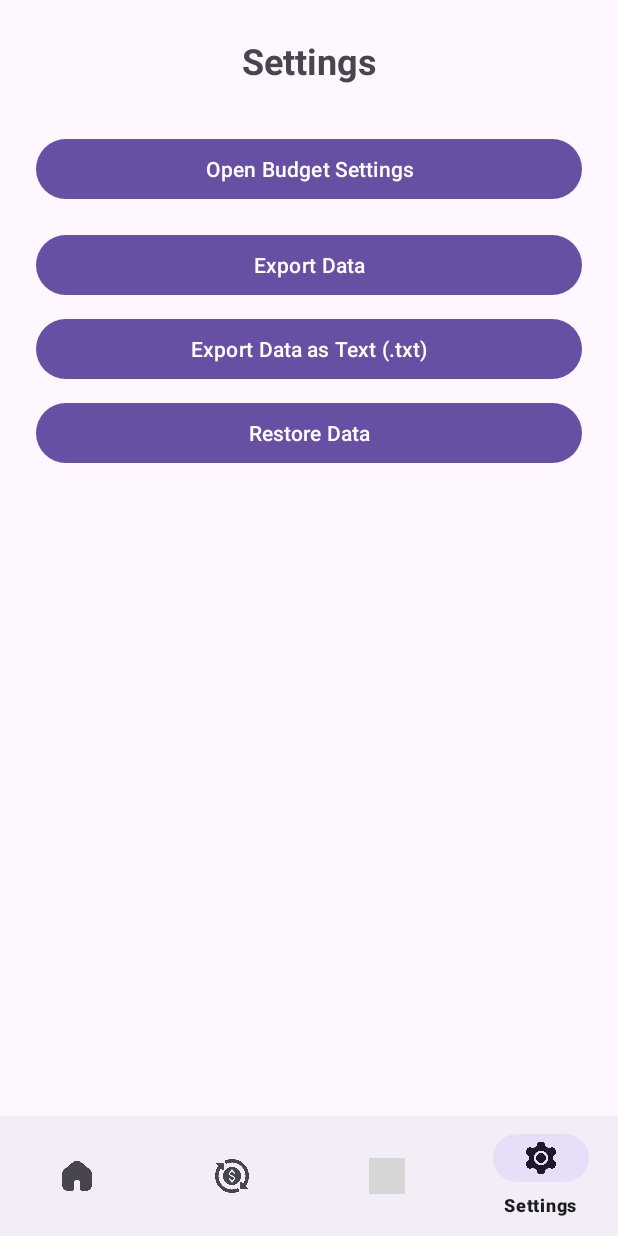
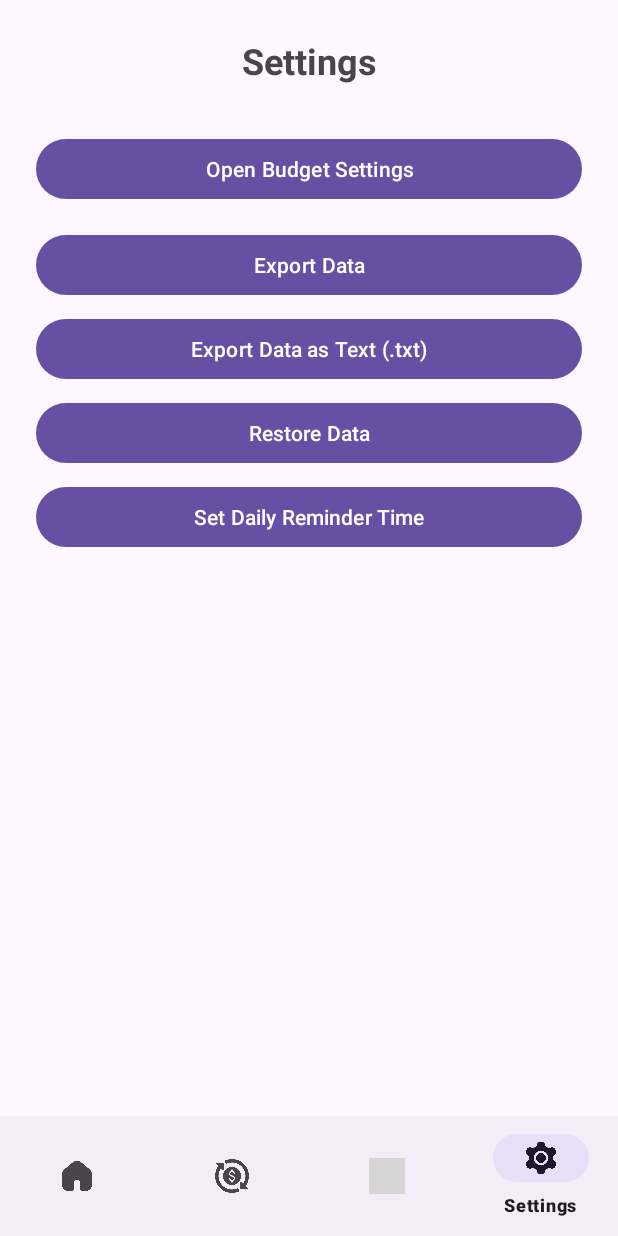
Before and after one commit to dialgolum/Trakcoin, an Android app: the SettingsFragment screen opened through its navigation route, on a phone screen of 412 x 824 dp. Run offline under Robolectric (Android 15) with nearby library versions, the light colour scheme and no system bars; our stand-ins replace navigation-ui; grey boxes are pictures that could not be loaded.

Commit message:
all features done

```diff
--- a/app/src/main/AndroidManifest.xml
+++ b/app/src/main/AndroidManifest.xml
@@ -2,6 +2,7 @@
 <manifest xmlns:android="http://schemas.android.com/apk/res/android"
     xmlns:tools="http://schemas.android.com/tools">
 
+    <uses-permission android:name="android.permission.POST_NOTIFICATIONS" />
     <application
         android:allowBackup="true"
         android:dataExtractionRules="@xml/data_extraction_rules"
@@ -30,6 +31,7 @@
                 <category android:name="android.intent.category.LAUNCHER" />
             </intent-filter>
         </activity>
+        <receiver android:name=".receivers.ReminderReceiver" />
     </application>
 
 </manifest>
--- a/app/src/main/java/com/example/trakcoin/activities/MainActivity.kt
+++ b/app/src/main/java/com/example/trakcoin/activities/MainActivity.kt
@@ -1,5 +1,14 @@
 package com.example.trakcoin.activities
 
+import android.app.AlarmManager
+import android.app.AlertDialog
+import android.app.PendingIntent
+import android.content.Context
+import android.content.Intent
+import android.content.pm.PackageManager
+import android.icu.util.Calendar
+import android.net.Uri
+import android.os.Build
 import android.os.Bundle
 import androidx.activity.enableEdgeToEdge
 import androidx.appcompat.app.AppCompatActivity
@@ -8,11 +17,15 @@ import androidx.core.view.WindowInsetsCompat
 import androidx.navigation.findNavController
 import androidx.navigation.ui.setupWithNavController
 import com.example.trakcoin.R
+import com.example.trakcoin.receivers.ReminderReceiver
+import com.example.trakcoin.utils.NotificationUtils
+import com.example.trakcoin.utils.NotificationUtils.scheduleDailyReminder
 import com.google.android.material.bottomnavigation.BottomNavigationView
 
 class MainActivity : AppCompatActivity() {
     override fun onCreate(savedInstanceState: Bundle?) {
         super.onCreate(savedInstanceState)
+        NotificationUtils.createNotificationChannel(this)
         enableEdgeToEdge()
         setContentView(R.layout.activity_main)
         ViewCompat.setOnApplyWindowInsetsListener(findViewById(R.id.main)) { v, insets ->
@@ -21,9 +34,45 @@ class MainActivity : AppCompatActivity() {
             insets
         }
 
+        val prefs = getSharedPreferences("settings", Context.MODE_PRIVATE)
+        val hour = prefs.getInt("reminder_hour", 21)
+        val minute = prefs.getInt("reminder_minute", 30)
+
+        scheduleDailyReminder(this, hour, minute)
+
+        if (Build.VERSION.SDK_INT >= Build.VERSION_CODES.TIRAMISU) {
+            if (checkSelfPermission(android.Manifest.permission.POST_NOTIFICATIONS)
+                != PackageManager.PERMISSION_GRANTED
+            ) {
+                if (shouldShowRequestPermissionRationale(android.Manifest.permission.POST_NOTIFICATIONS)) {
+                    // 🛑 User already denied once
+                    showPermissionExplanationDialog()
+                } else {
+                    // First time or user didn't deny permanently
+                    requestPermissions(arrayOf(android.Manifest.permission.POST_NOTIFICATIONS), 100)
+                }
+            }
+        }
+
         val navController = findNavController(R.id.nav_host_fragment)
         val bottomNav = findViewById<BottomNavigationView>(R.id.bottomNavigationView)
 
         bottomNav.setupWithNavController(navController)
     }
+
+    private fun showPermissionExplanationDialog() {
+        AlertDialog.Builder(this)
+            .setTitle("Enable Notifications")
+            .setMessage("We use notifications to alert you when you're near or over budget.")
+            .setPositiveButton("Go to Settings") { _, _ ->
+                val intent = Intent(android.provider.Settings.ACTION_APPLICATION_DETAILS_SETTINGS)
+                val uri = Uri.fromParts("package", packageName, null)
+                intent.data = uri
+                startActivity(intent)
+            }
+            .setNegativeButton("Cancel", null)
+            .show()
+    }
+
+
 }
--- /dev/null
+++ b/app/src/main/java/com/example/trakcoin/utils/NotificationUtils.kt
@@ -0,0 +1,60 @@
+package com.example.trakcoin.utils
+
+import android.app.AlarmManager
+import android.app.NotificationChannel
+import android.app.NotificationManager
+import android.app.PendingIntent
+import android.content.Context
+import android.content.Intent
+import android.icu.util.Calendar
+import android.os.Build
+import com.example.trakcoin.receivers.ReminderReceiver
+
+object NotificationUtils {
+
+    const val CHANNEL_ID = "budget_alerts"
+
+    fun createNotificationChannel(context: Context) {
+        if (Build.VERSION.SDK_INT >= Build.VERSION_CODES.O) {
+            val channel = NotificationChannel(
+                CHANNEL_ID,
+                "Budget Alerts",
+                NotificationManager.IMPORTANCE_HIGH
+            ).apply {
+                description = "Alerts when your spending nears or exceeds your budget"
+            }
+
+            val notificationManger =
+                context.getSystemService(Context.NOTIFICATION_SERVICE) as NotificationManager
+            notificationManger.createNotificationChannel(channel)
+        }
+    }
+
+    fun scheduleDailyReminder(context: Context, hour: Int, minute: Int) {
+        val alarmManager = context.getSystemService(Context.ALARM_SERVICE) as AlarmManager
+        val intent = Intent(context, ReminderReceiver::class.java)
+        val pendingIntent = PendingIntent.getBroadcast(
+            context, 0, intent, PendingIntent.FLAG_IMMUTABLE or PendingIntent.FLAG_UPDATE_CURRENT
+        )
+
+        //set time
+        val calendar = Calendar.getInstance().apply {
+            set(Calendar.HOUR_OF_DAY, hour)
+            set(Calendar.MINUTE, minute)
+            set(Calendar.SECOND, 0)
+            set(Calendar.MILLISECOND, 0)
+
+            // If time has passed today, schedule for tomorrow
+            if (before(Calendar.getInstance())) {
+                add(Calendar.DATE, 1)
+            }
+        }
+
+        alarmManager.setRepeating(
+            AlarmManager.RTC_WAKEUP,
+            calendar.timeInMillis,
+            AlarmManager.INTERVAL_DAY,
+            pendingIntent
+        )
+    }
+}
--- a/app/src/main/java/com/example/trakcoin/utils/SharedPrefManager.kt
+++ b/app/src/main/java/com/example/trakcoin/utils/SharedPrefManager.kt
@@ -68,4 +68,5 @@ class SharedPrefManager(context: Context) {
         editor.putString("transaction_list", json)
         editor.apply()
     }
+
 }
--- /dev/null
+++ b/app/src/main/res/drawable/ic_notification.xml
@@ -0,0 +1,5 @@
+<vector xmlns:android="http://schemas.android.com/apk/res/android" android:height="24dp" android:tint="#000000" android:viewportHeight="24" android:viewportWidth="24" android:width="24dp">
+
+    <path android:fillColor="@android:color/white" android:pathData="M12,2C6.48,2 2,6.48 2,12s4.48,10 10,10 10,-4.48 10,-10S17.52,2 12,2zM12,18.5c-0.83,0 -1.5,-0.67 -1.5,-1.5h3c0,0.83 -0.67,1.5 -1.5,1.5zM17,16L7,16v-1l1,-1v-2.61C8,9.27 9.03,7.47 11,7v-0.5c0,-0.57 0.43,-1 1,-1s1,0.43 1,1L13,7c1.97,0.47 3,2.28 3,4.39L16,14l1,1v1z"/>
+
+</vector>
--- /dev/null
+++ b/app/src/main/res/drawable/ic_reminder.xml
@@ -0,0 +1,5 @@
+<vector xmlns:android="http://schemas.android.com/apk/res/android" android:height="24dp" android:tint="#000000" android:viewportHeight="24" android:viewportWidth="24" android:width="24dp">
+
+    <path android:fillColor="@android:color/white" android:pathData="M22,5.72l-4.6,-3.86 -1.29,1.53 4.6,3.86L22,5.72zM7.88,3.39L6.6,1.86 2,5.71l1.29,1.53 4.59,-3.85zM12.5,8L11,8v6l4.75,2.85 0.75,-1.23 -4,-2.37L12.5,8zM12,4c-4.97,0 -9,4.03 -9,9s4.02,9 9,9c4.97,0 9,-4.03 9,-9s-4.03,-9 -9,-9zM12,20c-3.87,0 -7,-3.13 -7,-7s3.13,-7 7,-7 7,3.13 7,7 -3.13,7 -7,7z"/>
+
+</vector>
--- a/app/src/main/res/layout/fragment_settings.xml
+++ b/app/src/main/res/layout/fragment_settings.xml
@@ -44,5 +44,12 @@
         android:layout_width="match_parent"
         android:layout_height="wrap_content" />
 
+    <Button
+        android:id="@+id/btnSetReminderTime"
+        android:layout_width="match_parent"
+        android:layout_height="wrap_content"
+        android:text="Set Daily Reminder Time"
+        android:layout_marginTop="8dp" />
+
 
 </LinearLayout>
```
Also changed, not shown: app/src/main/java/com/example/trakcoin/fragments/HomeFragment.kt (+27 -0 lines), app/src/main/java/com/example/trakcoin/fragments/SettingsFragment.kt (+34 -0 lines), app/src/main/java/com/example/trakcoin/receivers/ReminderReceiver.kt (added, +26 -0 lines), app/src/main/res/drawable/appicon.png (added).
